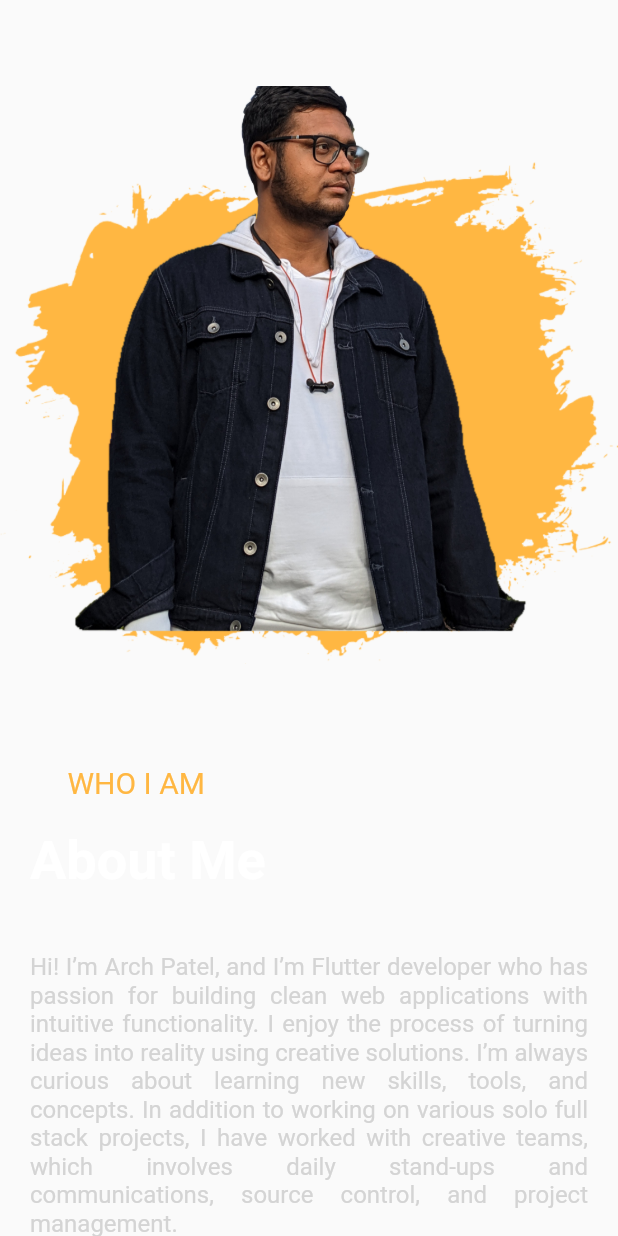
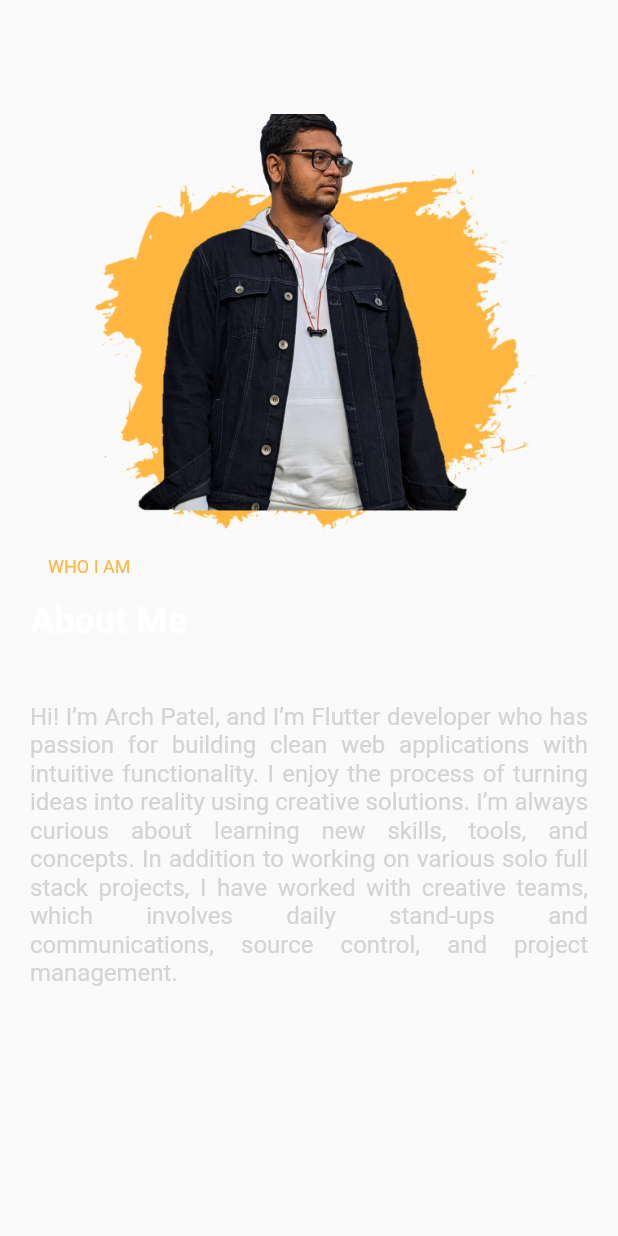
Before and after one commit to archp4/flutter_portfolio_v1, a Flutter app: the AboutMe widget shown alone on an empty page, opened directly, on a phone screen of 412 x 824 dp. Run offline on Flutter 3.47's test engine with Material 2 defaults, Android fonts, the phone set to English and light mode, and no system bars; our stand-ins replace dio, flutter_svg, timeline_tile; network calls fail.

Commit message:
tablet  responive

```diff
--- a/lib/models/responstive_helper.dart
+++ b/lib/models/responstive_helper.dart
@@ -4,7 +4,7 @@ class ResponstiveHelper {
   static bool isDesktop(BuildContext context) =>
       MediaQuery.of(context).size.width >= 1020;
   static bool isTablet(BuildContext context) =>
-      MediaQuery.of(context).size.width >= 600;
+      MediaQuery.of(context).size.width >= 800;
   static bool isMobile(BuildContext context) =>
-      MediaQuery.of(context).size.width < 600;
+      MediaQuery.of(context).size.width < 800;
 }
--- a/lib/views/about_me.dart
+++ b/lib/views/about_me.dart
@@ -14,7 +14,7 @@ class AboutMe extends StatelessWidget {
       mainAxisAlignment: MainAxisAlignment.start,
       crossAxisAlignment: CrossAxisAlignment.start,
       children: [
-        highlightSection(text: "WHO I AM"),
+        highlightSection(text: "WHO I AM", context: context),
         const SizedBox(
           height: 10,
         ),
@@ -32,16 +32,24 @@ class AboutMe extends StatelessWidget {
         const SizedBox(
           height: 100,
         ),
-        hireButton(),
+        if (ResponstiveHelper.isDesktop(context)) hireButton(),
       ],
     );
   }
 
-  Widget _image(double height) {
+  Widget _image(double height, BuildContext context) {
     return Image.asset(
       "assets/images/yellow_me_2.png",
-      width: height < 800 ? 500 : 500,
-      height: height < 800 ? 500 : 500,
+      width: ResponstiveHelper.isDesktop(context)
+          ? height < 800
+              ? 500
+              : 500
+          : 300,
+      height: ResponstiveHelper.isDesktop(context)
+          ? height < 800
+              ? 500
+              : 500
+          : 300,
     );
   }
 
@@ -53,14 +61,23 @@ class AboutMe extends StatelessWidget {
       return Container(
         alignment: Alignment.center,
         child: SizedBox(
-          width: height < 800 ? 1020 : 1120,
+          width: ResponstiveHelper.isDesktop(context)
+              ? height < 800
+                  ? 1020
+                  : 1120
+              : 720,
           child: Row(
+            mainAxisAlignment: MainAxisAlignment.center,
             mainAxisSize: MainAxisSize.min,
             children: [
-              _image(height),
+              _image(height, context),
               Container(
                 margin: const EdgeInsets.only(left: 20),
-                width: height < 800 ? 500 : 600,
+                width: ResponstiveHelper.isDesktop(context)
+                    ? height < 800
+                        ? 500
+                        : 600
+                    : 400,
                 child: _data(context),
               ),
             ],
@@ -71,11 +88,10 @@ class AboutMe extends StatelessWidget {
     return Container(
       alignment: Alignment.center,
       child: SizedBox(
-        width: height < 800 ? 1020 : 1120,
         child: Column(
           mainAxisSize: MainAxisSize.min,
           children: [
-            _image(height),
+            _image(height, context),
             Container(
               margin: const EdgeInsets.only(left: 20, right: 20),
               width: height < 800 ? 500 : 600,
--- a/lib/views/skill.dart
+++ b/lib/views/skill.dart
@@ -12,16 +12,20 @@ class Skill extends StatelessWidget {
   @override
   Widget build(BuildContext context) {
     double height = MediaQuery.of(context).size.height;
-    if (ResponstiveHelper.isDesktop(context)) {
+    if (!ResponstiveHelper.isMobile(context)) {
       return Container(
         alignment: Alignment.center,
         child: SizedBox(
-          width: height < 800 ? 1020 : 1120,
+          width: ResponstiveHelper.isDesktop(context)
+              ? height < 800
+                  ? 1020
+                  : 1120
+              : 720,
           child: Row(
             mainAxisAlignment: MainAxisAlignment.spaceBetween,
             children: [
               SizedBox(
-                width: 500,
+                width: ResponstiveHelper.isDesktop(context) ? 500 : 300,
                 child: _buildLeftPanel(context),
               ),
               Container(
@@ -66,7 +70,7 @@ class Skill extends StatelessWidget {
         crossAxisAlignment: CrossAxisAlignment.start,
         mainAxisSize: MainAxisSize.min,
         children: [
-          highlightSection(text: "MY SKILLS"),
+          highlightSection(text: "MY SKILLS", context: context),
           const SizedBox(height: 10),
           headerText(
               text: "What My Programming Skills Included?", context: context),
--- a/lib/views/work.dart
+++ b/lib/views/work.dart
@@ -23,7 +23,7 @@ class PersonalProject extends StatelessWidget {
         width: height < 800 ? 1020 : 1120,
         child: Column(
           children: [
-            highlightSection(text: "MY PERSONAL PROJECTS"),
+            highlightSection(text: "MY PERSONAL PROJECTS", context: context),
             const SizedBox(height: 10),
             headerText(text: "Featured Works", context: context),
             const SizedBox(height: 40),
--- a/lib/widget/header_text.dart
+++ b/lib/widget/header_text.dart
@@ -5,7 +5,7 @@ Widget headerText({required String text, required BuildContext context}) {
   return Text(
     text,
     style: TextStyle(
-      fontSize: ResponstiveHelper.isDesktop(context) ? 48 : 36,
+      fontSize: ResponstiveHelper.isDesktop(context) ? 48 : 24,
       color: Colors.white,
       fontWeight: FontWeight.bold,
     ),
--- a/lib/widget/highlight_section.dart
+++ b/lib/widget/highlight_section.dart
@@ -1,18 +1,21 @@
 import 'package:flutter/cupertino.dart';
 import 'package:portfilo/models/consts.dart';
+import 'package:portfilo/models/responstive_helper.dart';
 
-Widget highlightSection({required String text}) {
+Widget highlightSection({required String text, required BuildContext context}) {
   return Container(
     decoration: BoxDecoration(
       borderRadius: BorderRadius.circular(50),
       color: const Color(0xffffffff).withOpacity(0.08),
     ),
-    padding: const EdgeInsets.symmetric(horizontal: 25, vertical: 10),
+    padding: ResponstiveHelper.isDesktop(context)
+        ? const EdgeInsets.symmetric(horizontal: 25, vertical: 10)
+        : const EdgeInsets.symmetric(horizontal: 12, vertical: 5),
     child: Text(
       text,
       style: TextStyle(
         color: constantValue.yellowColor,
-        fontSize: 20,
+        fontSize: ResponstiveHelper.isDesktop(context) ? 20 : 12,
         fontWeight: FontWeight.w400,
       ),
     ),
```
